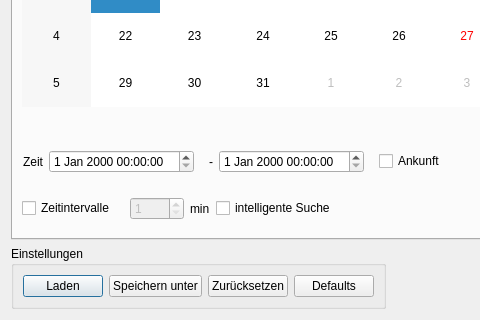
This is OTP/OTP_dialog_base.ui in ChrFr/qgis-OTP as Qt 5 draws it before an edit; both pictures show x 0 to 480 and y 312 to 632 of the 1191 by 632 pixel window. The edited form follows.
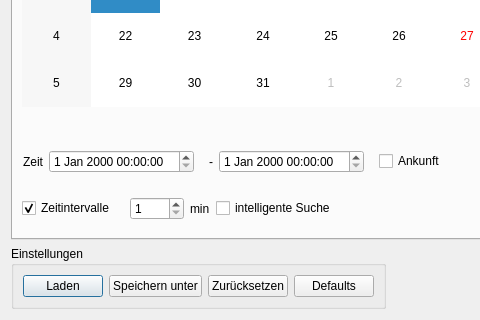
This is the edited form. The open tabs and pages were chosen to show the change.

Commit message: Update: OTP UI - fixed signals

The edit to the form file:
```diff
--- a/OTP/OTP_dialog_base.ui
+++ b/OTP/OTP_dialog_base.ui
@@ -995,6 +995,9 @@
            <property name="text">
             <string>Zeitintervalle</string>
            </property>
+           <property name="checked">
+            <bool>true</bool>
+           </property>
           </widget>
          </item>
          <item>
@@ -1003,7 +1006,7 @@
             <item>
              <widget class="QSpinBox" name="time_step_edit">
               <property name="enabled">
-               <bool>false</bool>
+               <bool>true</bool>
               </property>
               <property name="toolTip">
                <string>Intervallschritt der Zeiten zu denen geroutet wird (alle n min)</string>
```
Left out of the diff: 44 changed lines with no effect on the pictures.
